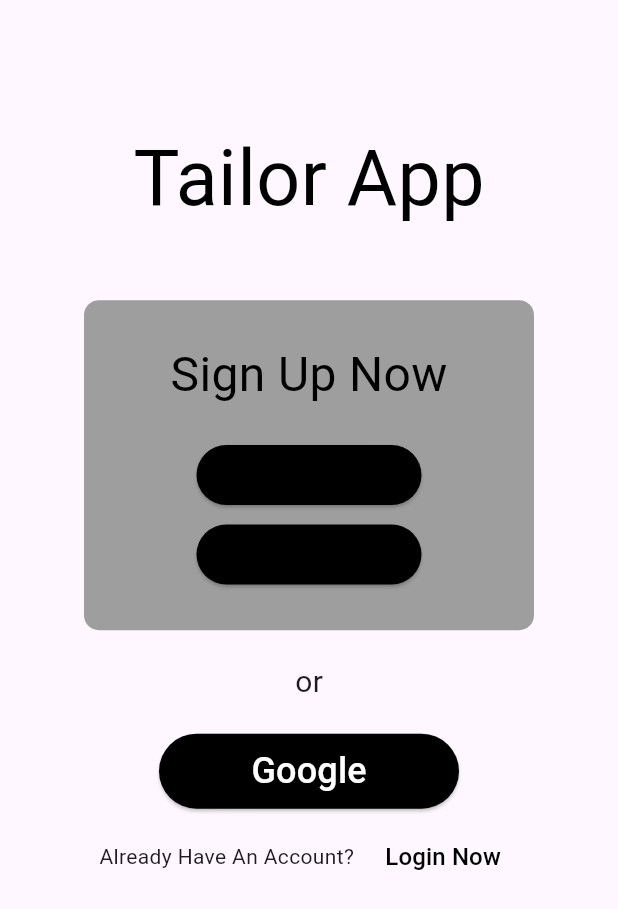
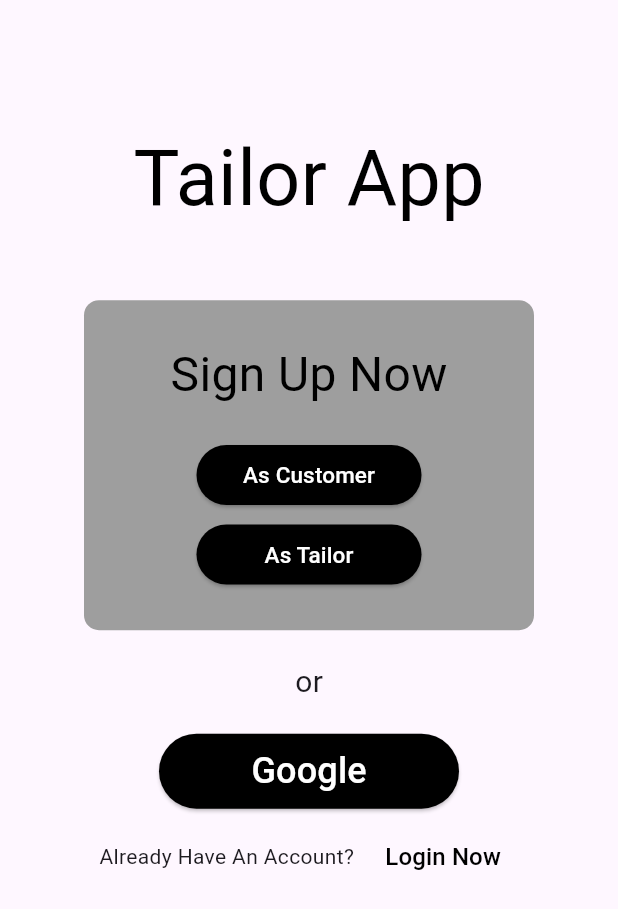
Before and after one commit to MuhammadBilalEllahi/Global-Tailors, a Flutter app: the SignInUpAs screen opened directly, on a phone screen of 412 x 824 dp. Shown: the top 909 px of the screen. Run offline on Flutter 3.47's test engine with Material 3 defaults, Android fonts, the phone set to English and light mode, and no system bars; drawn by our look-alikes of google_mobile_ads; our stand-ins replace cloud_firestore, firebase_auth, firebase_core, firebase_messaging, firebase_storage, flutter_native_splash and 10 more; missing offline and left inert: cupertino_stepper, emoji_keyboard_flutter; accounts and stored records are empty; network calls fail.

Commit message:
Change in main dart and choosing screen

```diff
--- a/lib/Common/choosing_screen.dart
+++ b/lib/Common/choosing_screen.dart
@@ -80,7 +80,10 @@ class _SignInUpAsState extends State<SignInUpAs> {
                           fixedSize: MaterialStatePropertyAll(Size(150, 30)),
                           backgroundColor:
                               MaterialStatePropertyAll(Colors.black)),
-                      child: const TextSized(text: "As Customer", fontSize: 15),
+                      child: const TextSized(
+                          textColor: Colors.white,
+                          text: "As Customer",
+                          fontSize: 15),
                     ),
                     const SizedBox(
                       height: 5,
@@ -96,6 +99,7 @@ class _SignInUpAsState extends State<SignInUpAs> {
                             backgroundColor:
                                 MaterialStatePropertyAll(Colors.black)),
                         child: const TextSized(
+                          textColor: Colors.white,
                           text: "As Tailor",
                           fontSize: 15,
                         )),
--- a/lib/main.dart
+++ b/lib/main.dart
@@ -41,7 +41,8 @@ void main() async {
           debugShowCheckedModeBanner: false,
           theme: ThemeData(
               brightness: Brightness.light,
-              canvasColor: Colors.white,
+              secondaryHeaderColor: Colors.white,
+              // canvasColor: Colors.white,
               primaryColor: Colors.grey.shade500,
               primaryColorLight: Colors.black,
               splashColor: Colors.grey,
@@ -53,6 +54,7 @@ void main() async {
           darkTheme: ThemeData(
               brightness: Brightness.dark,
               canvasColor: Colors.black87,
+              // secondaryHeaderColor: Colors.white,
               primaryColor: Colors.grey.shade700,
               primaryColorLight: Colors.white,
               splashColor: Colors.grey.shade700,
```
Also changed, not shown: 1 other file.
